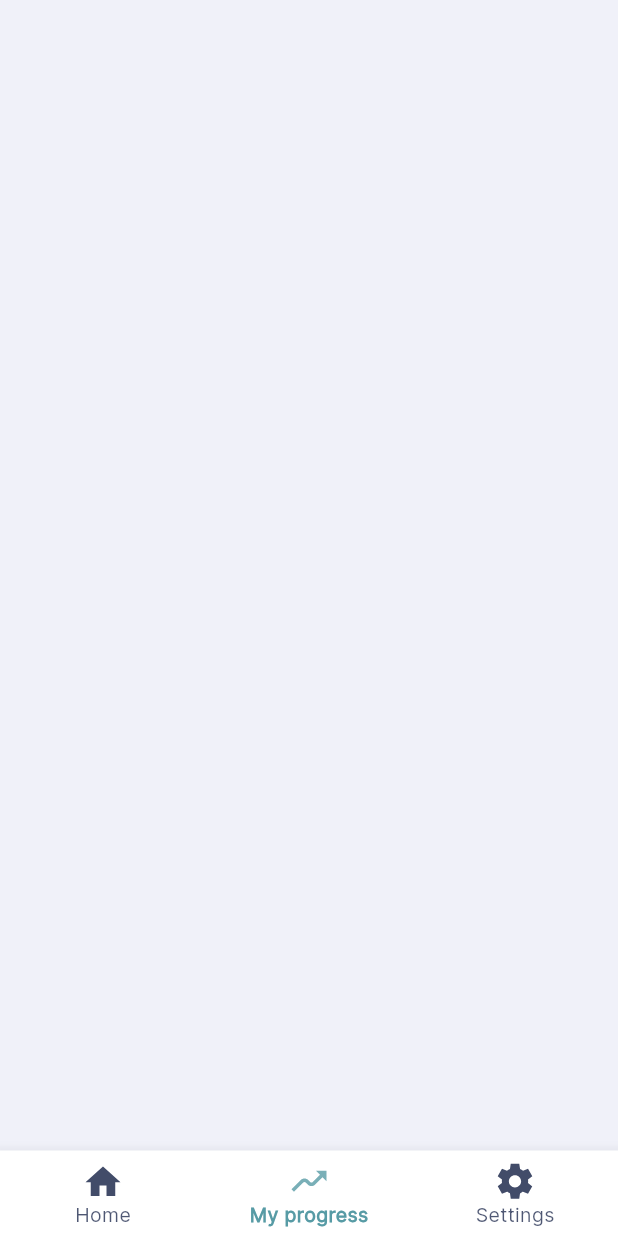
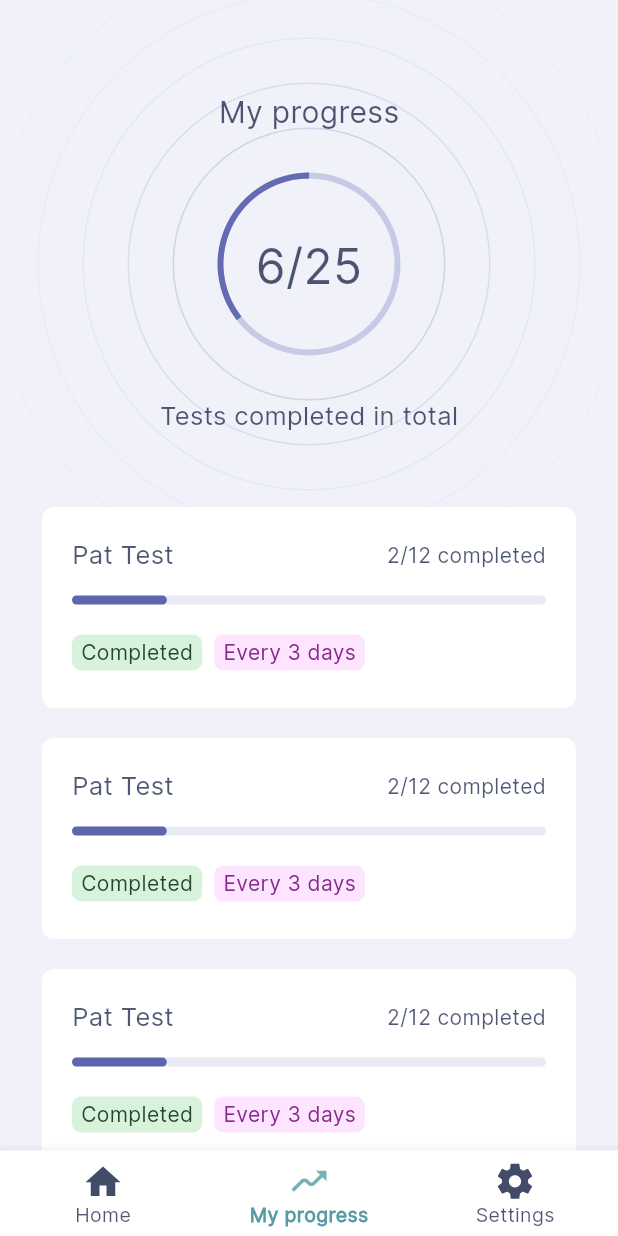
Before and after one commit to davidplans/veris, a Flutter app: the screen it shows once a user with an empty profile is signed in, item 2 of the bottom bar chosen, on a phone screen of 412 x 824 dp. Run offline on Flutter 3.47's test engine with Material 3 defaults, Android fonts, the phone set to English and light mode, and no system bars; our stand-ins replace camera, cloud_firestore, device_info_plus, dio, equatable, firebase_auth and 14 more; missing offline and left inert: mobile_scanner, overlay_loading_progress, svg_path_parser; accounts and stored records are empty; statements that could not run were skipped.

Commit message:
VR-116173440 Add progress ListView Tile.

```diff
--- a/lib/common/widgets/ui_components/colored_badge_container.dart
+++ b/lib/common/widgets/ui_components/colored_badge_container.dart
@@ -1,18 +1,18 @@
+import 'package:Veris/style/color_constants.dart';
 import 'package:Veris/style/font_constants.dart';
 import 'package:flutter/material.dart';
 
 class ColoredBadgeContainer extends StatelessWidget {
-  final Color containerColor;
-  final Color containerTextColor;
+  final String colorKey;
   final String containerText;
-  const ColoredBadgeContainer(
-      {super.key,
-      required this.containerColor,
-      required this.containerText,
-      required this.containerTextColor});
+  const ColoredBadgeContainer({
+    super.key,
+    required this.colorKey,
+    required this.containerText,
+  });
 
-  @override
-  Widget build(BuildContext context) {
+  _buildContainer(
+      Color containerColor, Color containerTextColor, String containerText) {
     return Container(
       decoration: BoxDecoration(
         borderRadius: BorderRadius.circular(6.0),
@@ -33,4 +33,29 @@ class ColoredBadgeContainer extends StatelessWidget {
       ),
     );
   }
+
+  @override
+  Widget build(BuildContext context) {
+    Widget badge = Container();
+    switch (colorKey) {
+      case 'green':
+        badge = _buildContainer(ColorConstants.badgeBackgroundGreenColor,
+            ColorConstants.badgeTextGreenColor, containerText);
+        break;
+      case 'gray':
+        badge = _buildContainer(ColorConstants.badgeBackgroundGreyColor,
+            ColorConstants.badgeTextGreyColor, containerText);
+        break;
+              case 'pink':
+        badge = _buildContainer(ColorConstants.badgeBackgroundPinkColor,
+            ColorConstants.badgeTextPinkColor, containerText);
+        break;
+                      case 'orange':
+        badge = _buildContainer(ColorConstants.badgeBackgroundOrangeColor,
+            ColorConstants.badgeTextOrangeColor, containerText);
+        break;
+    }
+
+    return badge;
+  }
 }
--- a/lib/features/home/view/home_widget.dart
+++ b/lib/features/home/view/home_widget.dart
@@ -4,7 +4,6 @@ import 'package:Veris/common/widgets/ui_components/colored_badge_container.dart'
 import 'package:Veris/core/utils/notification_service.dart';
 import 'package:Veris/core/utils/study_protocol_helper.dart';
 import 'package:Veris/features/home/view/partials/module_widget.dart';
-import 'package:Veris/style/color_constants.dart';
 import 'package:flutter/material.dart';
 import 'package:flutter_local_notifications/flutter_local_notifications.dart';
 import 'package:flutter_svg/flutter_svg.dart';
@@ -164,10 +163,7 @@ class _HomeWidgetState extends State<HomeWidget> {
                                 width: 8.0,
                               ),
                               const ColoredBadgeContainer(
-                                containerColor:
-                                    ColorConstants.badgeBackgroundGreenColor,
-                                containerTextColor:
-                                    ColorConstants.badgeTextGreenColor,
+                                colorKey: 'green',
                                 containerText: '1/1 today',
                               ),
                               const Spacer(),
@@ -214,10 +210,7 @@ class _HomeWidgetState extends State<HomeWidget> {
                                 width: 8.0,
                               ),
                               const ColoredBadgeContainer(
-                                containerColor:
-                                    ColorConstants.badgeBackgroundOrangeColor,
-                                containerTextColor:
-                                    ColorConstants.badgeTextOrangeColor,
+                                colorKey: 'orange',
                                 containerText: '0/1 today',
                               ),
                               const Spacer(),
--- /dev/null
+++ b/lib/features/my_progress/view/partials/progress_tile_widget.dart
@@ -0,0 +1,105 @@
+import 'dart:developer';
+
+import 'package:Veris/common/widgets/ui_components/colored_badge_container.dart';
+import 'package:Veris/style/color_constants.dart';
+import 'package:Veris/style/font_constants.dart';
+import 'package:flutter/material.dart';
+
+class ProgressTileWidget extends StatefulWidget {
+  final Map<String, dynamic>? messages;
+  const ProgressTileWidget({super.key, this.messages});
+
+  @override
+  State<ProgressTileWidget> createState() => _ProgressTileWidgetState();
+}
+
+class _ProgressTileWidgetState extends State<ProgressTileWidget> {
+  List<Widget> _buildBadges(Map<String, dynamic> messages) {
+    List<Widget> messagesList = [];
+    messages.forEach(
+      (colorKey, message) {
+        messagesList.add(
+          Padding(
+            padding: const EdgeInsets.only(right: 8.0),
+            child: ColoredBadgeContainer(
+              colorKey: colorKey,
+              containerText: message,
+            ),
+          ),
+        );
+      },
+    );
+    return messagesList;
+  }
+
+  @override
+  Widget build(BuildContext context) {
+    log(widget.messages!.keys.toList().toString());
+    return Padding(
+      padding: const EdgeInsets.only(bottom: 20.0),
+      child: Container(
+        decoration: BoxDecoration(
+          borderRadius: BorderRadius.circular(8.0),
+          color: Colors.white,
+        ),
+        child: Padding(
+          padding: const EdgeInsets.symmetric(horizontal: 20.0),
+          child: Column(
+            mainAxisSize: MainAxisSize.min,
+            children: <Widget>[
+              Padding(
+                padding: const EdgeInsets.only(top: 20.0, bottom: 15.0),
+                child: Row(
+                  mainAxisAlignment: MainAxisAlignment.spaceBetween,
+                  children: <Widget>[
+                    Flexible(
+                      child:  Container(
+                        padding: const EdgeInsets.only(right: 12.0),
+                        child: const Text(
+                          'Pat Test',
+                          overflow: TextOverflow.ellipsis,
+                          style: TextStyle(
+                              fontFamily: FontConstants.interFontFamily,
+                              fontSize: FontConstants.fontSize17,
+                              fontWeight: FontWeight.w500,
+                              color: ColorConstants.textSecondaryColor),
+                        ),
+                      ),
+                    ),
+                    Text(
+                      '2/12 completed',
+                      style: TextStyle(
+                          fontFamily: FontConstants.interFontFamily,
+                          fontSize: FontConstants.fontSize14,
+                          fontWeight: FontWeight.w400,
+                          color: ColorConstants.textSecondaryColor),
+                    ),
+                  ],
+                ),
+              ),
+              const Padding(
+                padding: EdgeInsets.only(bottom: 20.0),
+                child: LinearProgressIndicator(
+                  minHeight: 6.0,
+                  value: 0.2,
+                  backgroundColor: ColorConstants.separatorPrimaryColor,
+                  valueColor: AlwaysStoppedAnimation<Color>(
+                      ColorConstants.progressBarPrimaryColor),
+                  borderRadius: BorderRadius.all(Radius.circular(4.0)),
+                ),
+              ),
+              Padding(
+                padding: const EdgeInsets.only(bottom: 25.0),
+                child: Row(
+                  children: widget.messages != null
+                      ? _buildBadges(widget.messages!)
+                      : [],
+                ),
+              )
+            ],
+          ),
+        ),
+      ),
+    );
+  }
+}
--- a/lib/features/my_progress/view/progress_widget.dart
+++ b/lib/features/my_progress/view/progress_widget.dart
@@ -1,9 +1,8 @@
-import 'package:Veris/core/user/user.dart';
-import 'package:Veris/features/authentication/bloc/auth_bloc.dart';
-import 'package:cloud_firestore/cloud_firestore.dart';
+import 'package:Veris/features/my_progress/view/partials/progress_tile_widget.dart';
+import 'package:Veris/style/color_constants.dart';
+import 'package:Veris/style/font_constants.dart';
 import 'package:flutter/material.dart';
-import 'package:flutter_bloc/flutter_bloc.dart';
-import 'package:intl/intl.dart';
+import 'package:flutter_svg/flutter_svg.dart';
 
 class ProgressWidget extends StatefulWidget {
   const ProgressWidget({Key? key}) : super(key: key);
@@ -13,118 +12,185 @@ class ProgressWidget extends StatefulWidget {
 }
 
 class _ProgressWidgetState extends State<ProgressWidget> {
-  final CollectionReference users =
-      FirebaseFirestore.instance.collection('users');
-  late UserModel user;
-  String studyId = "";
-
-  String _formatDate(DateTime time) {
-    final DateFormat format = DateFormat('yyyy-MM-dd – kk:mm');
-
-    final String formatDate = format.format(time);
-    return formatDate;
+  @override
+  Widget build(BuildContext context) {
+    return Stack(
+      children: <Widget>[
+        // _bannerUrl != "" ? Image.network(_bannerUrl) : Container(),
+        SizedBox(
+          width: MediaQuery.of(context).size.width,
+          child: Stack(
+            alignment: Alignment.topCenter,
+            children: [
+              SvgPicture.asset(
+                'assets/images/grey_circles.svg',
+                fit: BoxFit.cover,
+              ),
+              const Padding(
+                padding: EdgeInsets.only(top: 60),
+                child: Column(
+                  children: [
+                    Text(
+                      'My progress',
+                      style: TextStyle(
+                          fontFamily: FontConstants.interFontFamily,
+                          fontSize: FontConstants.fontSize20,
+                          fontWeight: FontWeight.w500,
+                          color: ColorConstants.textSecondaryColor),
+                    ),
+                    Padding(
+                      padding: EdgeInsets.symmetric(vertical: 65),
+                      child: Text(
+                        '6/25',
+                        style: TextStyle(
+                            fontFamily: FontConstants.interFontFamily,
+                            fontSize: FontConstants.fontSize32,
+                            fontWeight: FontWeight.w500,
+                            color: ColorConstants.textSecondaryColor),
+                      ),
+                    ),
+                    Text(
+                      'Tests completed in total',
+                      style: TextStyle(
+                          fontFamily: FontConstants.interFontFamily,
+                          fontSize: FontConstants.fontSize17,
+                          fontWeight: FontWeight.w500,
+                          color: ColorConstants.textSecondaryColor),
+                    ),
+                  ],
+                ),
+              )
+            ],
+          ),
+        ),
+        Padding(
+          padding: const EdgeInsets.only(left: 20.0, right: 20.0, top: 330.0),
+          child: ListView.builder(
+              padding: const EdgeInsets.all(8),
+              itemCount: 3,
+              itemBuilder: (BuildContext context, int index) {
+                return const ProgressTileWidget(messages: {
+                  'green': 'Completed',
+                  'pink': 'Every 3 days'
+                },);
+              }),
+        ),
+      ],
+    );
   }
 
-  @override
-  Widget build(BuildContext context) {
-    user = context.select((AuthBloc bloc) => bloc.state.user);
+  // final CollectionReference users =
+  //     FirebaseFirestore.instance.collection('users');
+  // late UserModel user;
+  // String studyId = "";
 
-    // Iterable<CollectionReference> collections = users.doc(user.id)
-    return StreamBuilder<QuerySnapshot>(
-        stream: users.doc(user.id).collection('studies').snapshots(),
-        builder: (context, snapshot) {
-          if (!snapshot.hasData) {
-            return const Center(
-              child: CircularProgressIndicator(),
-            );
-          }
+  // String _formatDate(DateTime time) {
+  //   final DateFormat format = DateFormat('yyyy-MM-dd – kk:mm');
 
-          return ListView.builder(
-              itemCount: snapshot.data!.docs.length,
-              itemBuilder: ((context, index) {
-                DocumentSnapshot setDocument = snapshot.data!.docs[index];
-                final String date =
-                    _formatDate(setDocument.get('datetime').toDate());
+  //   final String formatDate = format.format(time);
+  //   return formatDate;
+  // }
 
-                const name = 'test1';
-                final moduleName = setDocument.get("moduleName");
-                return ExpansionTile(
-                    title: Text('Module: $moduleName'),
-                    subtitle: Text(setDocument.get("type")),
-                    trailing: Text(date),
-                    children: [
-                      Text('values'),
-                      // StreamBuilder<QuerySnapshot<Map<String, dynamic>>>(
-                      //     stream: users
-                      //         .doc(user.id)
-                      //         .collection('studies')
-                      //         // .doc(id)
-                      //         // .collection('modules')
-                      //         // .orderBy('startTrial', descending: true)
-                      //         .snapshots(),
-                      //     builder: (context, snapshot) {
-                      //       if (!snapshot.hasData) {
-                      //         return const Center(
-                      //           child: CircularProgressIndicator(),
-                      //         );
-                      //       } else {
-                      //         List<Widget> columnTrails = [];
-                      //         for (var doc in snapshot.data!.docs) {
-                      //           // final String dateTrial =
-                      //           //     _formatDate(doc['startTrial'].toDate());
-                      //           columnTrails.add(
-                      //             Container(
-                      //               margin: const EdgeInsets.only(
-                      //                   left: 20,
-                      //                   top: 20,
-                      //                   bottom: 20,
-                      //                   right: 20),
-                      //               width: double.infinity,
-                      //               height: 100,
-                      //               decoration: BoxDecoration(
-                      //                 color: const Color.fromARGB(
-                      //                     255, 222, 223, 156),
-                      //                 borderRadius: const BorderRadius.only(
-                      //                     topLeft: Radius.circular(10),
-                      //                     topRight: Radius.circular(10),
-                      //                     bottomLeft: Radius.circular(10),
-                      //                     bottomRight: Radius.circular(10)),
-                      //                 boxShadow: [
-                      //                   BoxShadow(
-                      //                     color: Colors.grey.withOpacity(0.5),
-                      //                     spreadRadius: 5,
-                      //                     blurRadius: 7,
-                      //                     offset: const Offset(0,
-                      //                         3), // changes position of shadow
-                      //                   ),
-                      //                 ],
-                      //               ),
-                      //               child: ListTile(
-                      //                 onTap: () {
-                      //                   // Navigator.push(
-                      //                   //   context,
-                      //                   //   MaterialPageRoute(
-                      //                   //     builder: (context) => TrialWidget(
-                      //                   //       setId: id,
-                      //                   //       trialId: doc.id,
-                      //                   //       userId: user.id,
-                      //                   //       trialTitle: dateTrial,
-                      //                   //     ),
-                      //                   //   ),
-                      //                   // );
-                      //                 },
-                      //                 title: Text(doc.get('values').toString()),
-                      //               ),
-                      //             ),
-                      //           );
-                      //         }
+  // @override
+  // Widget build(BuildContext context) {
+  //   user = context.select((AuthBloc bloc) => bloc.state.user);
 
-                      //         return Column(children: columnTrails);
-                      //       }
-                      //     }),
-                    ]);
-                // var result = snapshot.data.documents[index][];
-              }));
-        });
-  }
+  //   // Iterable<CollectionReference> collections = users.doc(user.id)
+  //   return StreamBuilder<QuerySnapshot>(
+  //       stream: users.doc(user.id).collection('studies').snapshots(),
+  //       builder: (context, snapshot) {
+  //         if (!snapshot.hasData) {
+  //           return const Center(
+  //             child: CircularProgressIndicator(),
+  //           );
+  //         }
+
+  //         return ListView.builder(
+  //             itemCount: snapshot.data!.docs.length,
+  //             itemBuilder: ((context, index) {
+  //               DocumentSnapshot setDocument = snapshot.data!.docs[index];
+  //               final String date =
+  //                   _formatDate(setDocument.get('datetime').toDate());
+
+  //               const name = 'test1';
+  //               final moduleName = setDocument.get("moduleName");
+  //               return ExpansionTile(
+  //                   title: Text('Module: $moduleName'),
+  //                   subtitle: Text(setDocument.get("type")),
+  //                   trailing: Text(date),
+  //                   children: [
+  //                     Text('values'),
+  //                     // StreamBuilder<QuerySnapshot<Map<String, dynamic>>>(
+  //                     //     stream: users
+  //                     //         .doc(user.id)
+  //                     //         .collection('studies')
+  //                     //         // .doc(id)
+  //                     //         // .collection('modules')
+  //                     //         // .orderBy('startTrial', descending: true)
+  //                     //         .snapshots(),
+  //                     //     builder: (context, snapshot) {
+  //                     //       if (!snapshot.hasData) {
+  //                     //         return const Center(
+  //                     //           child: CircularProgressIndicator(),
+  //                     //         );
+  //                     //       } else {
+  //                     //         List<Widget> columnTrails = [];
+  //                     //         for (var doc in snapshot.data!.docs) {
+  //                     //           // final String dateTrial =
+  //                     //           //     _formatDate(doc['startTrial'].toDate());
+  //                     //           columnTrails.add(
+  //                     //             Container(
+  //                     //               margin: const EdgeInsets.only(
+  //                     //                   left: 20,
+  //                     //                   top: 20,
+  //                     //                   bottom: 20,
+  //                     //                   right: 20),
+  //                     //               width: double.infinity,
+  //                     //               height: 100,
+  //                     //               decoration: BoxDecoration(
+  //                     //                 color: const Color.fromARGB(
+  //                     //                     255, 222, 223, 156),
+  //                     //                 borderRadius: const BorderRadius.only(
+  //                     //                     topLeft: Radius.circular(10),
+  //                     //                     topRight: Radius.circular(10),
+  //                     //                     bottomLeft: Radius.circular(10),
+  //                     //                     bottomRight: Radius.circular(10)),
+  //                     //                 boxShadow: [
+  //                     //                   BoxShadow(
+  //                     //                     color: Colors.grey.withOpacity(0.5),
+  //                     //                     spreadRadius: 5,
+  //                     //                     blurRadius: 7,
+  //                     //                     offset: const Offset(0,
+  //                     //                         3), // changes position of shadow
+  //                     //                   ),
+  //                     //                 ],
+  //                     //               ),
+  //                     //               child: ListTile(
+  //                     //                 onTap: () {
+  //                     //                   // Navigator.push(
+  //                     //                   //   context,
+  //                     //                   //   MaterialPageRoute(
+  //                     //                   //     builder: (context) => TrialWidget(
+  //                     //                   //       setId: id,
+  //                     //                   //       trialId: doc.id,
+  //                     //                   //       userId: user.id,
+  //                     //                   //       trialTitle: dateTrial,
+  //                     //                   //     ),
+  //                     //                   //   ),
+  //                     //                   // );
+  //                     //                 },
+  //                     //                 title: Text(doc.get('values').toString()),
+  //                     //               ),
+  //                     //             ),
+  //                     //           );
+  //                     //         }
+
+  //                     //         return Column(children: columnTrails);
+  //                     //       }
+  //                     //     }),
+  //                   ]);
+  //               // var result = snapshot.data.documents[index][];
+  //             }));
+  //       });
+  // }
 }
--- a/lib/style/font_constants.dart
+++ b/lib/style/font_constants.dart
@@ -4,6 +4,7 @@ class FontConstants {
 
   // FONT SIZE
   static const double fontSize40 = 40.0;
+  static const double fontSize32 = 32.0;
   static const double fontSize24 = 24.0;
   static const double fontSize20 = 20.0;
   static const double fontSize17 = 17.0;
```
Also changed, not shown: assets/images/grey_circles.svg (added).
